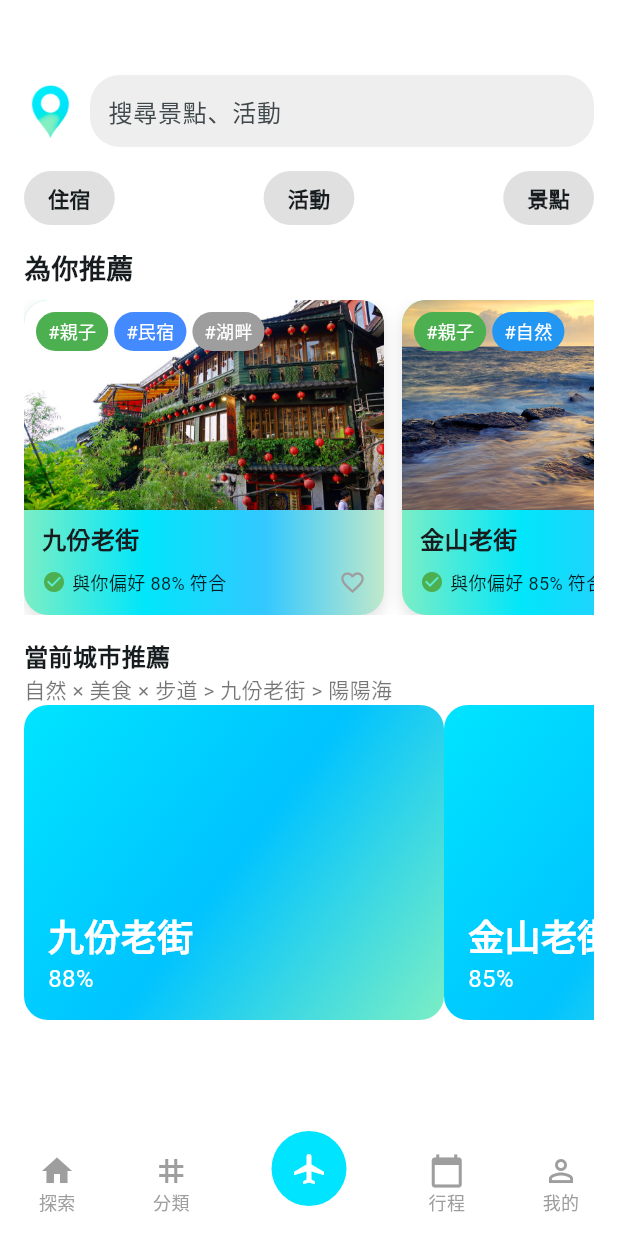
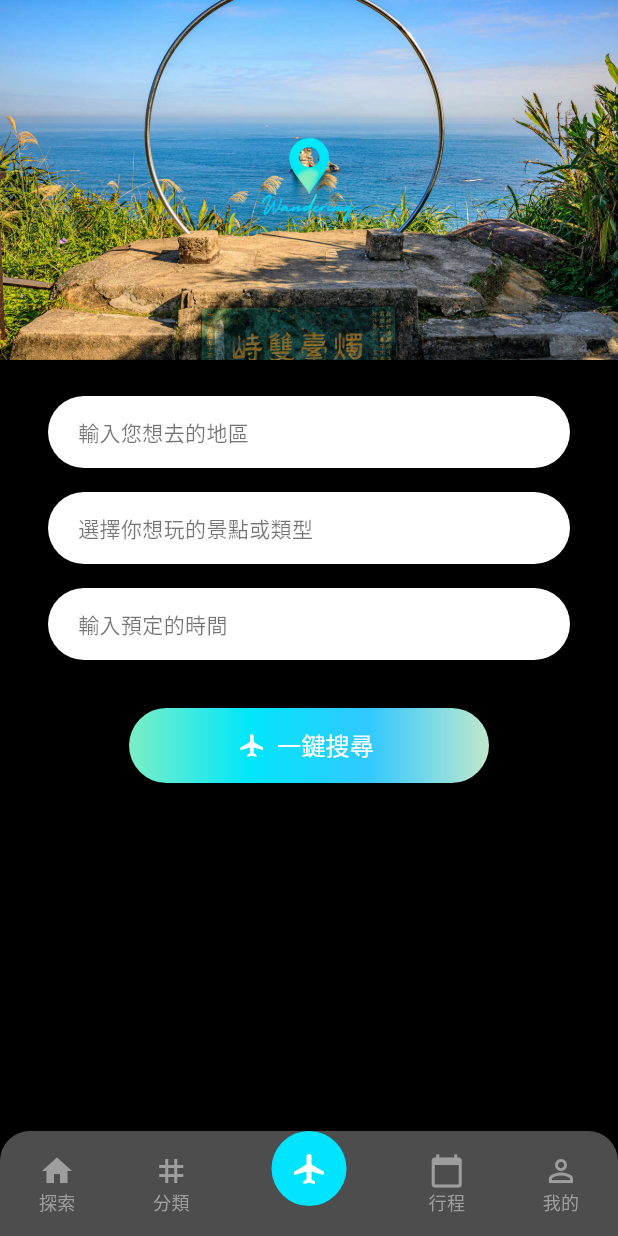
Before and after one commit to ja-errorpro/Wandering, a Flutter app: the ExplorePage screen opened directly, after a tap on the "airplanemode active" icon, on a phone screen of 412 x 824 dp. Run offline on Flutter 3.47's test engine with Material 3 defaults, Android fonts, the phone set to English and light mode, and no system bars; our stand-ins replace cloud_firestore, firebase_auth, firebase_core, firebase_storage, flutter_animate, google_fonts and 3 more; accounts and stored records are empty.

Commit message:
add start travel page

```diff
--- a/lib/page/all_page.dart
+++ b/lib/page/all_page.dart
@@ -11,3 +11,5 @@ export 'AccommodationTypeSelection_page.dart';
 export 'explore_page.dart';
 export 'profile_page.dart';
 export 'settings_page.dart';
+export 'category_page.dart';
+export 'start_travel_page.dart';
--- a/lib/page/explore_page.dart
+++ b/lib/page/explore_page.dart
@@ -18,29 +18,29 @@ class _ExplorePageState extends State<ExplorePage> {
     setState(() {
       _selectedIndex = index;
     });
-    if (index == 0) {
+    // if (index == 0) {
+    //   Navigator.push(
+    //     context,
+    //     MaterialPageRoute(builder: (context) => ExplorePage()),
+    //   );
+    // }
+    if (index == 1) {
       Navigator.push(
         context,
-        MaterialPageRoute(builder: (context) => ExplorePage()),
+        MaterialPageRoute(builder: (context) => MainCategoryPage()),
       );
     }
-    if (index == 1) {
+    else if (index == 2) {
+      Navigator.push(
+        context,
+      MaterialPageRoute(builder: (context) => StartTravelPage()),
+      );
+    }
+    else if (index == 3) {
       // Navigator.push(
       //   context,
-      //   MaterialPageRoute(builder: (context) => ExplorePage()),
+      //   MaterialPageRoute(builder: (context) => ProfilePage()),
       // );
-    }
-    else if (index == 2) {
-      // Navigator.push(
-      //   context,
-        // MaterialPageRoute(builder: (context) => ProfilePage()),
-      // );
-    }
-    else if (index == 3) {
-      Navigator.push(
-        context,
-        MaterialPageRoute(builder: (context) => ProfilePage()),
-      );
     }
     else if (index == 4) {
       Navigator.push(
@@ -176,7 +176,7 @@ class _ExplorePageState extends State<ExplorePage> {
       child: Text(
         text,
         style: TextStyle(
-          fontSize: 14,
+          fontSize: GetFontSize(),
           fontWeight: FontWeight.bold,
         ),
       ),
@@ -278,15 +278,25 @@ class _ExplorePageState extends State<ExplorePage> {
                 child: Wrap(
                   spacing: 4,
                   runSpacing: 4,
-                  children: tags.map((tag) => Container(
-                    padding: EdgeInsets.symmetric(horizontal: 8, vertical: 4),
+                  children: tags.map((tag) => GestureDetector(
+                    onTap: () {
+                      Navigator.push(
+                        context,
+                        MaterialPageRoute(
+                          builder: (context) => CategoryPage(tag: tag),
+                        ),
+                      );
+                    },
+                    child: Container(
+                      padding: const EdgeInsets.symmetric(horizontal: 8, vertical: 4),
                       decoration: BoxDecoration(
                         color: tagColor(tag),
                         borderRadius: BorderRadius.circular(20),
                       ),
                       child: Text(
                         '#$tag',
-                      style: TextStyle(fontSize: 12, color: Colors.white),
+                        style: const TextStyle(fontSize: 12, color: Colors.white),
+                      ),
                     ),
                   )).toList(),
                 ),
--- /dev/null
+++ b/lib/page/start_travel_page.dart
@@ -0,0 +1,257 @@
+import 'package:flutter/material.dart';
+import 'dart:ui';
+import 'all_page.dart';
+class StartTravelPage extends StatefulWidget {
+  const StartTravelPage({super.key});
+
+  @override
+  State<StartTravelPage> createState() => _StartTravelPageState();
+}
+
+class _StartTravelPageState extends State<StartTravelPage> {
+  int _selectedIndex = 2;
+  String? selectedRegion;
+  List<String> selectedTags = [];
+  DateTimeRange? selectedDateRange;
+
+
+  void _onItemTapped(int index) {
+    setState(() {
+      _selectedIndex = index;
+    });
+    if (index == 0) {
+      Navigator.push(
+        context,
+        MaterialPageRoute(builder: (context) => ExplorePage()),
+      );
+    }
+    if (index == 1) {
+      Navigator.push(
+        context,
+        MaterialPageRoute(builder: (context) => MainCategoryPage()),
+      );
+    }
+    else if (index == 2) {
+      Navigator.push(
+        context,
+        MaterialPageRoute(builder: (context) => StartTravelPage()),
+      );
+    }
+    // else if (index == 3) {
+    // Navigator.push(
+    //   context,
+    //   MaterialPageRoute(builder: (context) => ProfilePage()),
+    // );
+    // }
+    else if (index == 4) {
+      Navigator.push(
+        context,
+        MaterialPageRoute(builder: (context) => ProfilePage()),
+      );
+    }
+  }
+
+
+  @override
+  Widget build(BuildContext context) {
+    return Scaffold(
+      backgroundColor: Colors.black,
+      body: SafeArea(
+        child: Column(
+          children: [
+            Stack(
+              alignment: Alignment.center,
+              children: [
+                Image.asset(
+                  'assets/images/attractions-image.jpg',
+                  width: double.infinity,
+                  height: 240,
+                  fit: BoxFit.cover,
+                ),
+                Image.asset(
+                  'assets/images/wandering_5.PNG',
+                  width: 80,
+                  height: 80,
+                ),
+              ],
+            ),
+            const SizedBox(height: 24),
+            Padding(
+              padding: const EdgeInsets.symmetric(horizontal: 32),
+              child: Column(
+                children: [
+                  _tappableInputField(
+                    context,
+                    label: selectedRegion ?? '輸入您想去的地區',
+                    onTap: () => _selectRegion(context),
+                  ),
+                  const SizedBox(height: 16),
+                  _tappableInputField(
+                    context,
+                    label: selectedTags.isEmpty ? '選擇你想玩的景點或類型' : selectedTags.join('、'),
+                    onTap: () => _selectTags(context),
+                  ),
+                  const SizedBox(height: 16),
+                  _tappableInputField(
+                    context,
+                    label: selectedDateRange == null
+                        ? '輸入預定的時間'
+                        : '${selectedDateRange!.start.year}/${selectedDateRange!.start.month}/${selectedDateRange!.start.day} - ${selectedDateRange!.end.year}/${selectedDateRange!.end.month}/${selectedDateRange!.end.day}',
+                    onTap: () => _selectDateRange(context),
+                  ),
+                ],
+              ),
+            ),
+            const SizedBox(height: 32),
+            Container(
+              width: 240,
+              height: 50,
+              decoration: BoxDecoration(
+                borderRadius: BorderRadius.circular(32),
+                gradient: const LinearGradient(
+                  colors: [
+                    Color(0xFF7beec5),
+                    Color(0xFF01e6fa),
+                    Color(0xFF32c8ff),
+                    Color(0xFFc0e8cb),
+                  ],
+                ),
+              ),
+              child: TextButton.icon(
+                onPressed: () {
+                  // TODO: Execute search with selected values
+                },
+                icon: const Icon(Icons.airplanemode_active, color: Colors.white),
+                label: const Text(
+                  '一鍵搜尋',
+                  style: TextStyle(color: Colors.white, fontSize: 16),
+                ),
+              ),
+            ),
+          ],
+        ),
+      ),
+      bottomNavigationBar: CustomBottomNavigationBar(
+        selectedIndex: _selectedIndex,
+        onItemTapped: _onItemTapped,
+      ),
+    );
+  }
+
+  Widget _tappableInputField(BuildContext context, {required String label, required VoidCallback onTap}) {
+    bool isDateField = label.contains('/');
+    return GestureDetector(
+      onTap: onTap,
+      child: Container(
+        decoration: BoxDecoration(
+          gradient: isDateField
+              ? LinearGradient(
+            colors: [
+              Color(0xFF7beec5),
+              Color(0xFF01e6fa),
+              Color(0xFF32c8ff),
+              Color(0xFFc0e8cb),
+            ],
+          )
+              : null,
+          color: isDateField ? null : Colors.white,
+          borderRadius: BorderRadius.circular(32),
+        ),
+        padding: const EdgeInsets.symmetric(horizontal: 20),
+        height: 48,
+        alignment: Alignment.centerLeft,
+        child: Text(
+          label,
+          style: TextStyle(
+            color: isDateField ? Colors.white : Colors.black54,
+            fontSize: 14,
+            fontWeight: isDateField ? FontWeight.bold : FontWeight.normal,
+          ),
+        ),
+      ),
+    );
+  }
+
+  Future<void> _selectRegion(BuildContext context) async {
+    final result = await showDialog<String>(
+      context: context,
+      builder: (context) => SimpleDialog(
+        title: const Text('選擇地區'),
+        children: [
+          '亞洲', '歐洲', '美洲', '非洲', '大洋洲'
+        ].map((e) => SimpleDialogOption(
+          onPressed: () => Navigator.pop(context, e),
+          child: Text(e),
+        )).toList(),
+      ),
+    );
+    if (result != null) setState(() => selectedRegion = result);
+  }
+
+  Future<void> _selectTags(BuildContext context) async {
+    final tagMap = {
+      '旅遊風格': ['任意風格', '輕鬆自由', '深度文化', '戶外冒險'],
+      '景點類型': ['都可以', '自然景觀', '博物館', '主題樂園'],
+      '住宿類型': ['都可以', '青年旅館', '飯店', '民宿']
+    };
+    final selected = <String>[];
+
+    await showModalBottomSheet(
+      context: context,
+      isScrollControlled: true,
+      shape: const RoundedRectangleBorder(
+        borderRadius: BorderRadius.vertical(top: Radius.circular(16)),
+      ),
+      builder: (context) {
+        return StatefulBuilder(builder: (context, setModalState) {
+          return Padding(
+            padding: const EdgeInsets.all(16.0),
+            child: Column(
+              mainAxisSize: MainAxisSize.min,
+              children: [
+                const Text('選擇類型（每類必選一個）', style: TextStyle(fontWeight: FontWeight.bold)),
+                const SizedBox(height: 12),
+                ...tagMap.entries.map((entry) => Column(
+                  crossAxisAlignment: CrossAxisAlignment.start,
+                  children: [
+                    Text(entry.key, style: const TextStyle(fontWeight: FontWeight.bold)),
+                    Wrap(
+                      spacing: 8,
+                      children: entry.value.map((tag) => ChoiceChip(
+                        label: Text(tag),
+                        selected: selected.contains(tag),
+                        onSelected: (_) {
+                          entry.value.forEach(selected.remove);
+                          setModalState(() => selected.add(tag));
+                        },
+                      )).toList(),
+                    ),
+                    const SizedBox(height: 12),
+                  ],
+                )),
+                ElevatedButton(
+                  onPressed: () {
+                    if (selected.length >= 3) {
+                      setState(() => selectedTags = List.from(selected));
+                      Navigator.pop(context);
+                    }
+                  },
+                  child: const Text('確認'),
+                )
+              ],
+            ),
+          );
+        });
+      },
+    );
+  }
+
+  Future<void> _selectDateRange(BuildContext context) async {
+    final picked = await showDateRangePicker(
+      context: context,
+      firstDate: DateTime.now(),
+      lastDate: DateTime.now().add(const Duration(days: 365)),
+    );
+    if (picked != null) setState(() => selectedDateRange = picked);
+  }
+}
```
Also changed, not shown: lib/page/category_page.dart (added, +122 -0 lines), lib/page/profile_page.dart (+6 -3 lines), lib/page/settings_page.dart (+7 -7 lines), assets/images/attractions-image.jpg (added). Lines whose indentation alone changed are shown as unchanged.
